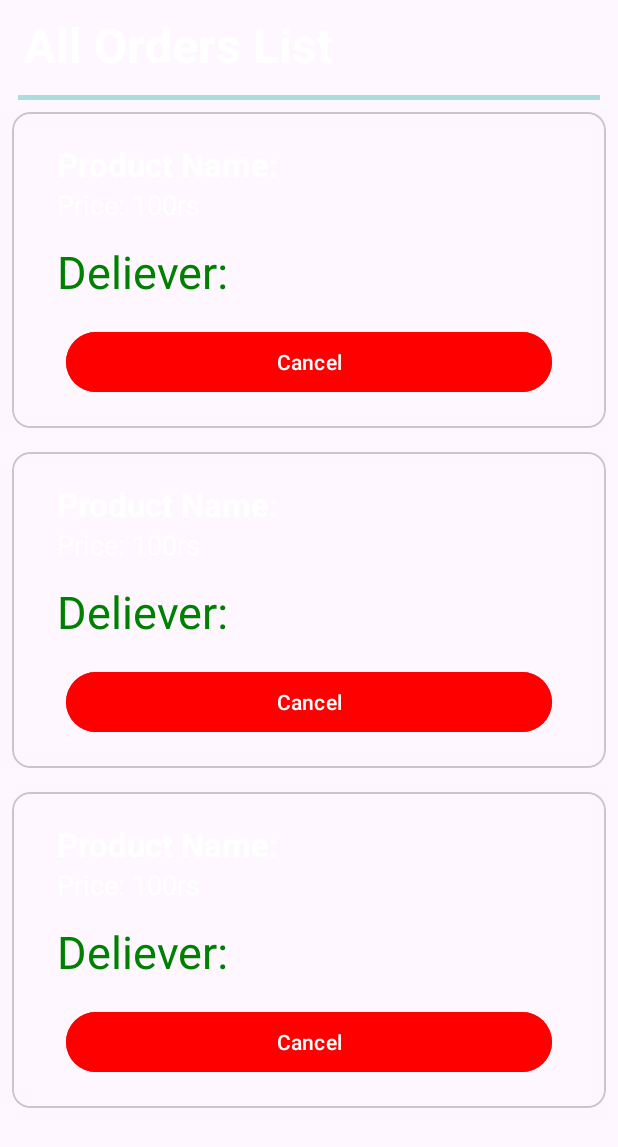
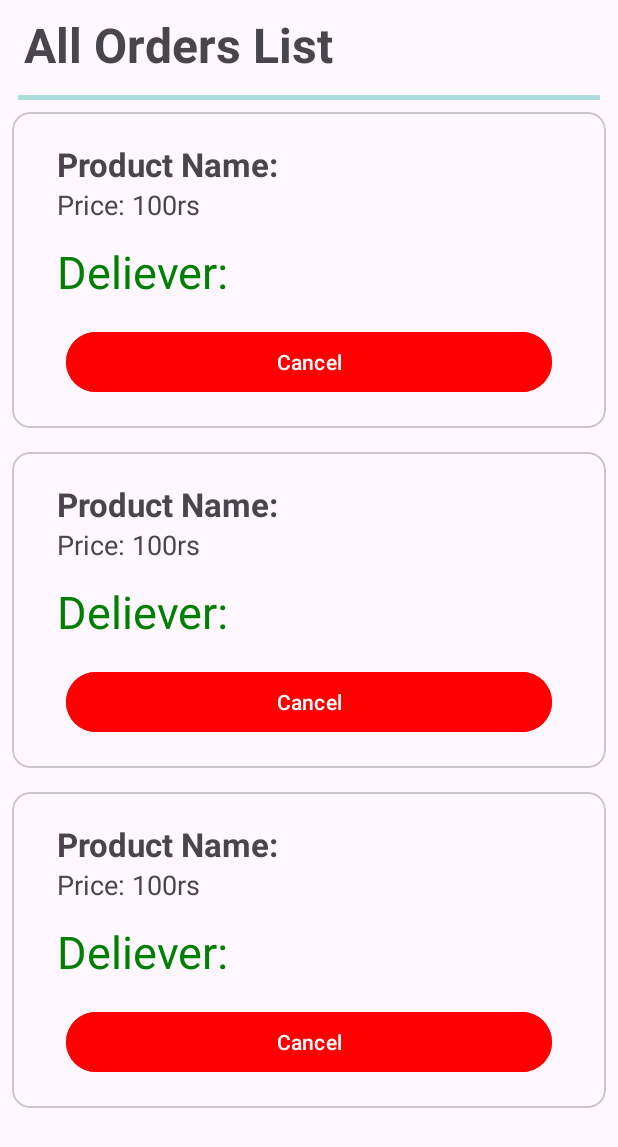
Before and after one commit to ashwanisanuraj/E-Commerce, an Android app: the layout activity_orders.xml on its own in the app's theme, with its tools: preview values and no code run, on a phone screen of 412 x 824 dp. Shown: the top 1147 px of the screen. Run offline under Robolectric (Android 15) with nearby library versions, the phone set to English and light mode, and no system bars.

```diff
--- a/app/src/main/java/com/xero/myapplication/activity/EditUserProfileActivity.kt
+++ b/app/src/main/java/com/xero/myapplication/activity/EditUserProfileActivity.kt
@@ -34,6 +34,7 @@ class EditUserProfileActivity : AppCompatActivity() {
                 "pinCode" to binding.userPin.text.toString()
             )
             updateUserInfo(preferences.getString("number", "")!!, updatedUserInfo)
+            finish()
             startActivity(Intent(this@EditUserProfileActivity, UserProfileActivity::class.java))
         }
     }
--- a/app/src/main/java/com/xero/myapplication/activity/UserProfileActivity.kt
+++ b/app/src/main/java/com/xero/myapplication/activity/UserProfileActivity.kt
@@ -6,6 +6,8 @@ import android.os.Bundle
 import androidx.appcompat.app.AppCompatActivity
 import com.google.firebase.Firebase
 import com.google.firebase.firestore.firestore
+import com.xero.myapplication.Fragment.ProfileFragment
+import com.xero.myapplication.R
 import com.xero.myapplication.databinding.ActivityUserProfileBinding
 
 class UserProfileActivity : AppCompatActivity() {
@@ -23,6 +25,7 @@ class UserProfileActivity : AppCompatActivity() {
 
         binding.goToEditProfile.setOnClickListener{
             startActivity(Intent(this@UserProfileActivity, EditUserProfileActivity::class.java))
+            finish()
         }
 
     }
--- a/app/src/main/res/layout/activity_login.xml
+++ b/app/src/main/res/layout/activity_login.xml
@@ -5,7 +5,6 @@
     android:id="@+id/main"
     android:layout_width="match_parent"
     android:layout_height="match_parent"
-    android:background="#424242"
     tools:context=".activity.LoginActivity">
 
 
@@ -50,7 +49,6 @@
         android:text="Log In"
         android:textStyle="bold"
         android:textSize="16sp"
-        android:textColor="@color/white"
         app:layout_constraintEnd_toEndOf="parent"
         app:layout_constraintStart_toStartOf="parent"
         app:layout_constraintTop_toBottomOf="@+id/textInputLayout" />
@@ -62,7 +60,6 @@
         android:layout_height="wrap_content"
         android:layout_marginTop="6dp"
         android:text="Register"
-        android:textColor="@color/white"
         android:textSize="16sp"
         android:textStyle="bold"
         app:layout_constraintEnd_toEndOf="@+id/logInBtn"
--- a/app/src/main/res/layout/activity_orders.xml
+++ b/app/src/main/res/layout/activity_orders.xml
@@ -12,7 +12,6 @@
         android:layout_height="wrap_content"
         android:text="All Orders List"
         android:textSize="32sp"
-        android:textColor="@color/white"
         android:textStyle="bold"
         app:layout_constraintTop_toTopOf="parent"
         app:layout_constraintStart_toStartOf="parent"
--- a/app/src/main/res/layout/activity_otpverification.xml
+++ b/app/src/main/res/layout/activity_otpverification.xml
@@ -5,7 +5,6 @@
     android:id="@+id/main"
     android:layout_width="match_parent"
     android:layout_height="match_parent"
-    android:background="#424242"
     tools:context=".activity.LoginActivity">
 
 
@@ -50,7 +49,6 @@
         android:layout_marginEnd="24dp"
         android:layout_weight="0"
         android:text="Verify OTP"
-        android:textColor="@color/white"
         app:layout_constraintEnd_toEndOf="parent"
         app:layout_constraintStart_toStartOf="parent"
         app:layout_constraintTop_toBottomOf="@+id/textInputLayout" />
--- a/app/src/main/res/layout/activity_product_detail.xml
+++ b/app/src/main/res/layout/activity_product_detail.xml
@@ -41,7 +41,6 @@
         android:layout_marginStart="20dp"
         android:layout_marginTop="24dp"
         android:layout_marginEnd="12dp"
-        android:textColor="@color/white"
         android:textSize="32sp"
         android:textStyle="bold"
         app:layout_constraintEnd_toStartOf="@+id/textView5"
@@ -82,7 +81,6 @@
         android:gravity="center"
         android:padding="12dp"
         android:text="Add to cart"
-        android:textColor="@color/white"
         android:textSize="18sp"
         android:textStyle="bold"
         app:layout_constraintBottom_toBottomOf="parent"
--- a/app/src/main/res/layout/activity_register.xml
+++ b/app/src/main/res/layout/activity_register.xml
@@ -5,7 +5,6 @@
     android:id="@+id/main"
     android:layout_width="match_parent"
     android:layout_height="match_parent"
-    android:background="#424242"
     tools:context=".activity.LoginActivity">
 
 
@@ -78,7 +77,6 @@
         android:layout_marginEnd="24dp"
         android:layout_weight="0"
         android:text="Register"
-        android:textColor="@color/white"
         android:textSize="16sp"
         android:textStyle="bold"
         app:layout_constraintEnd_toEndOf="parent"
@@ -94,7 +92,6 @@
         android:text="Log In"
         android:textStyle="bold"
         android:textSize="16sp"
-        android:textColor="@color/white"
         app:layout_constraintEnd_toEndOf="@+id/registerBtn"
         app:layout_constraintStart_toStartOf="@+id/registerBtn"
         app:layout_constraintTop_toBottomOf="@+id/registerBtn" />
--- a/app/src/main/res/layout/activity_user_profile.xml
+++ b/app/src/main/res/layout/activity_user_profile.xml
@@ -13,7 +13,6 @@
         android:layout_height="wrap_content"
         android:layout_margin="42dp"
         android:text="EDIT PROFILE"
-        android:textColor="@color/white"
         android:textSize="16sp"
         app:layout_constraintEnd_toEndOf="parent"
         app:layout_constraintStart_toStartOf="parent"
--- a/app/src/main/res/layout/all_order_item_layout.xml
+++ b/app/src/main/res/layout/all_order_item_layout.xml
@@ -2,7 +2,6 @@
 <com.google.android.material.card.MaterialCardView xmlns:android="http://schemas.android.com/apk/res/android"
     android:layout_width="match_parent"
     android:layout_height="wrap_content"
-    xmlns:app="http://schemas.android.com/apk/res-auto"
     android:layout_margin="8dp">
 
     <LinearLayout
@@ -19,8 +18,7 @@
             android:text="Product Name:"
             android:textSize="22sp"
             android:layout_marginStart="10dp"
-            android:textStyle="bold"
-            android:textColor="@color/white">
+            android:textStyle="bold">
         </TextView>
 
         <TextView
@@ -29,8 +27,7 @@
             android:id="@+id/productPrice"
             android:text="Price: 100rs"
             android:textSize="18sp"
-            android:layout_marginStart="10dp"
-            android:textColor="@color/white">
+            android:layout_marginStart="10dp">
         </TextView>
 
         <TextView
@@ -51,7 +48,6 @@
             android:layout_marginTop="16dp"
             android:layout_marginStart="16dp"
             android:layout_marginEnd="16dp"
-            android:textColor="@color/white"
             android:backgroundTint="@color/red"
             android:text="Cancel" />
 
--- a/app/src/main/res/layout/fragment_cart.xml
+++ b/app/src/main/res/layout/fragment_cart.xml
@@ -45,9 +45,9 @@
                 android:layout_width="wrap_content"
                 android:layout_height="wrap_content"
                 android:text="Total item in Cart"
+                android:textColor="#32cd32"
                 android:textSize="18sp"
                 android:layout_margin="6dp"
-                android:textColor="@color/white"
                 android:textStyle="bold" />
 
             <TextView
@@ -55,7 +55,7 @@
                 android:layout_width="wrap_content"
                 android:layout_height="wrap_content"
                 android:text="Total Price"
-                android:textColor="@color/white"
+                android:textColor="#32cd32"
                 android:layout_margin="6dp"
                 android:textSize="16sp"
                 android:textStyle="bold" />
--- a/app/src/main/res/layout/fragment_profile.xml
+++ b/app/src/main/res/layout/fragment_profile.xml
@@ -37,7 +37,6 @@
         android:layout_marginTop="12dp"
         android:layout_marginEnd="8dp"
         android:text="Profile"
-        android:textColor="@color/white"
         android:textSize="26dp"
         app:layout_constraintEnd_toStartOf="@+id/guideline"
         app:layout_constraintHorizontal_bias="1.0"
@@ -57,7 +56,6 @@
         android:layout_height="85dp"
         android:layout_marginTop="12dp"
         android:text="Orders"
-        android:textColor="@color/white"
         android:textSize="26dp"
         android:layout_marginStart="8dp"
         android:layout_marginEnd="8dp"
@@ -74,7 +72,6 @@
         android:layout_marginEnd="16dp"
         android:backgroundTint="@color/red"
         android:gravity="center"
-        android:textColor="@color/white"
         android:text="LOGOUT"
         android:textSize="24sp"
         app:layout_constraintEnd_toEndOf="parent"
--- a/app/src/main/res/layout/item_category_product_layout.xml
+++ b/app/src/main/res/layout/item_category_product_layout.xml
@@ -40,7 +40,6 @@
                 android:layout_height="wrap_content"
                 android:layout_marginTop="16dp"
                 android:layout_marginStart="16dp"
-                android:textColor="@color/white"
                 android:text="Product Name"
                 android:textSize="18sp"
                 android:textStyle="bold"
@@ -54,7 +53,6 @@
                 android:layout_marginStart="16dp"
                 android:layout_marginTop="4dp"
                 android:text="TextView"
-                android:textColor="@color/white"
                 android:textSize="16sp"
                 android:textStyle="bold"
                 app:layout_constraintStart_toEndOf="@+id/imageView2"
--- a/app/src/main/res/layout/layout_cart_item.xml
+++ b/app/src/main/res/layout/layout_cart_item.xml
@@ -27,14 +27,15 @@
 
         <TextView
             android:id="@+id/textView8"
-            android:layout_width="wrap_content"
+            android:layout_width="0dp"
             android:layout_height="wrap_content"
             android:layout_marginStart="12dp"
             android:layout_marginTop="8dp"
             android:text="Product Name"
-            android:textColor="@color/white"
             android:textSize="20sp"
             android:textStyle="bold"
+
+            app:layout_constraintEnd_toStartOf="@+id/delete"
             app:layout_constraintStart_toEndOf="@+id/imageView3"
             app:layout_constraintTop_toTopOf="parent" />
 
@@ -45,7 +46,6 @@
             android:layout_marginStart="12dp"
             android:layout_marginTop="8dp"
             android:text="Product Price"
-            android:textColor="@color/white"
             android:textSize="14sp"
             android:textStyle="bold"
             app:layout_constraintStart_toEndOf="@+id/imageView3"
--- a/app/src/main/res/layout/layout_category_item.xml
+++ b/app/src/main/res/layout/layout_category_item.xml
@@ -31,13 +31,14 @@
 
             <TextView
                 android:id="@+id/textView"
-                android:layout_width="wrap_content"
+                android:layout_width="0dp"
                 android:layout_height="wrap_content"
                 android:layout_marginStart="20dp"
                 android:text="TextView"
                 android:textSize="24sp"
                 android:textStyle="bold"
                 app:layout_constraintBottom_toBottomOf="@+id/imageView4"
+                app:layout_constraintEnd_toEndOf="parent"
                 app:layout_constraintStart_toEndOf="@+id/imageView4"
                 app:layout_constraintTop_toTopOf="@+id/imageView4"
                 app:layout_constraintVertical_bias="0.125" />
```
Also changed, not shown: app/src/main/res/layout/activity_edit_user_profile.xml (+1 -8 lines), app/src/main/res/layout/layout_product_item.xml (+5 -3 lines), app/src/main/res/values/themes.xml (+5 -3 lines).
